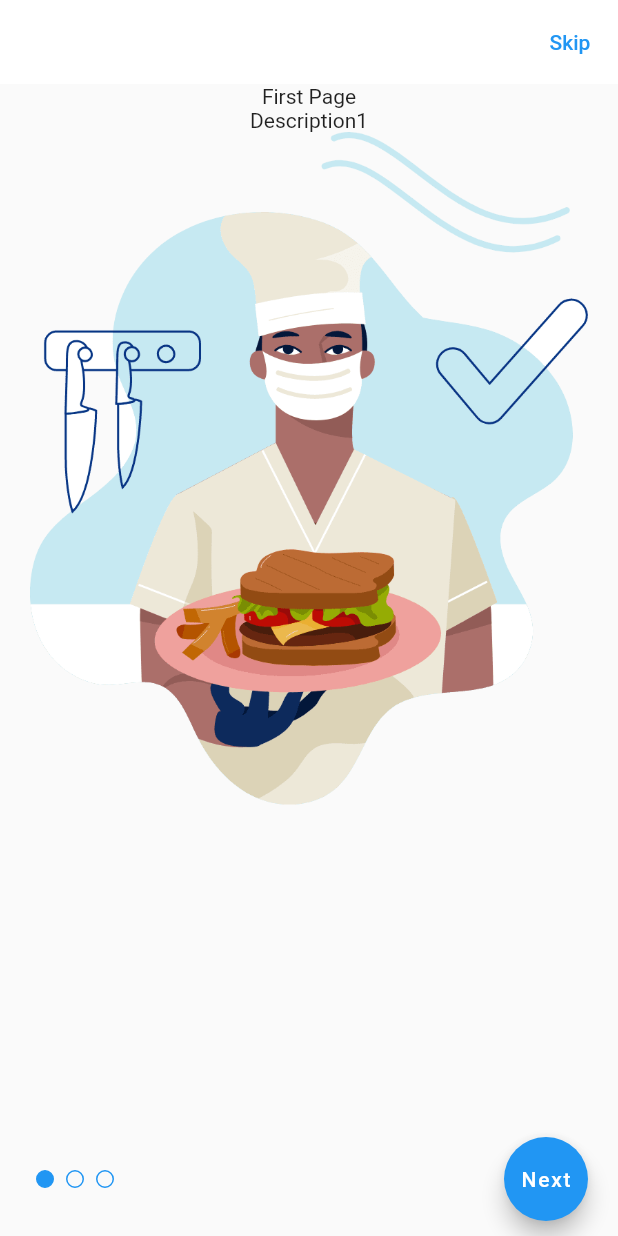
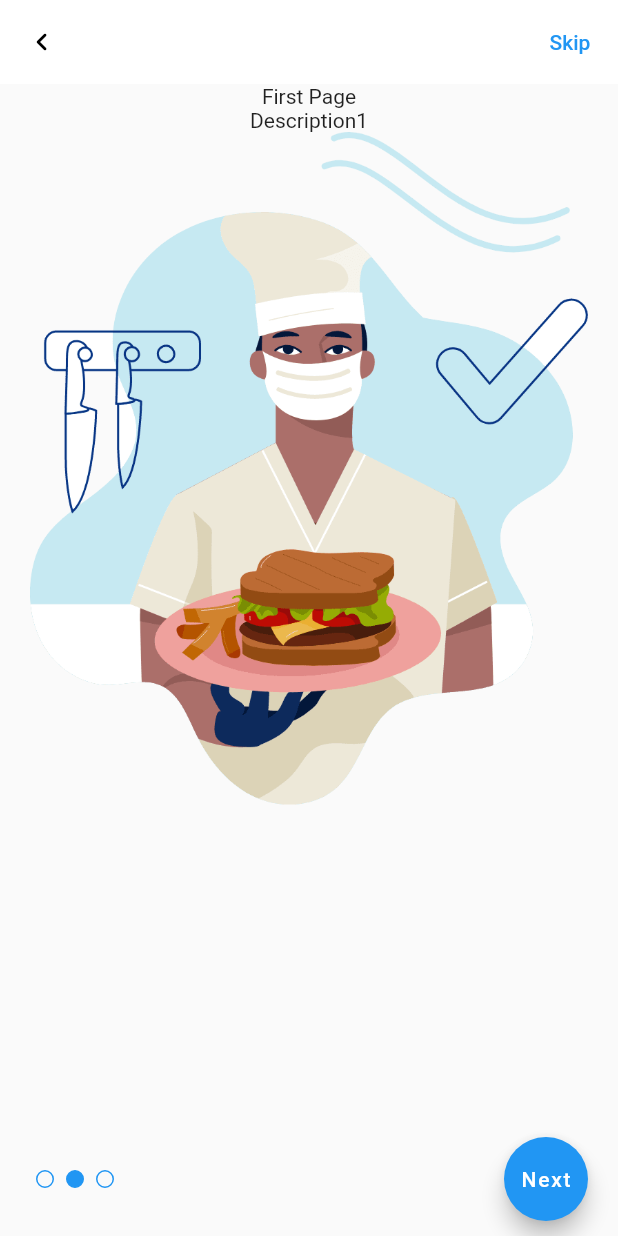
Before and after one commit to mensur056/State_Management, a Flutter app: the screen it shows after launch, after a tap on "Next", on a phone screen of 412 x 824 dp. Run offline on Flutter 3.47's test engine with Material 2 defaults, Android fonts, the phone set to English and light mode, and no system bars.

Commit message:
State Management

```diff
--- a/lib/feature/onboard/on_board_view.dart
+++ b/lib/feature/onboard/on_board_view.dart
@@ -38,7 +38,11 @@ class _OnBoardViewState extends State<OnBoardView> {
 
   void _incrementSelectedPage([int? value]) {
     setState(() {
-      _selectedIndex = value ?? _selectedIndex++;
+      if (value != null) {
+        _selectedIndex = value;
+      } else {
+        _selectedIndex++;
+      }
     });
   }
 
@@ -53,10 +57,12 @@ class _OnBoardViewState extends State<OnBoardView> {
         elevation: 0,
         systemOverlayStyle: SystemUiOverlayStyle.dark,
         actions: [
-          ValueListenableBuilder(
+          ValueListenableBuilder<bool>(
               valueListenable: isBackEnable,
-              builder: (BuildContext context, dynamic value, Widget? child) {
-                return TextButton(onPressed: () {}, child: Text(title));
+              builder: (BuildContext context, bool value, Widget? child) {
+                return value
+                    ? const SizedBox()
+                    : TextButton(onPressed: () {}, child: Text(title));
               })
         ],
         leading: _isFirstPage
@@ -92,7 +98,7 @@ class _OnBoardViewState extends State<OnBoardView> {
                 ),
                 FloatingActionButton(
                   onPressed: () {
-                    _incrementAndChange();
+                    _incrementSelectedPage();
                   },
                   child: Text(_isLastPage ? _start : _next),
                 )
```
